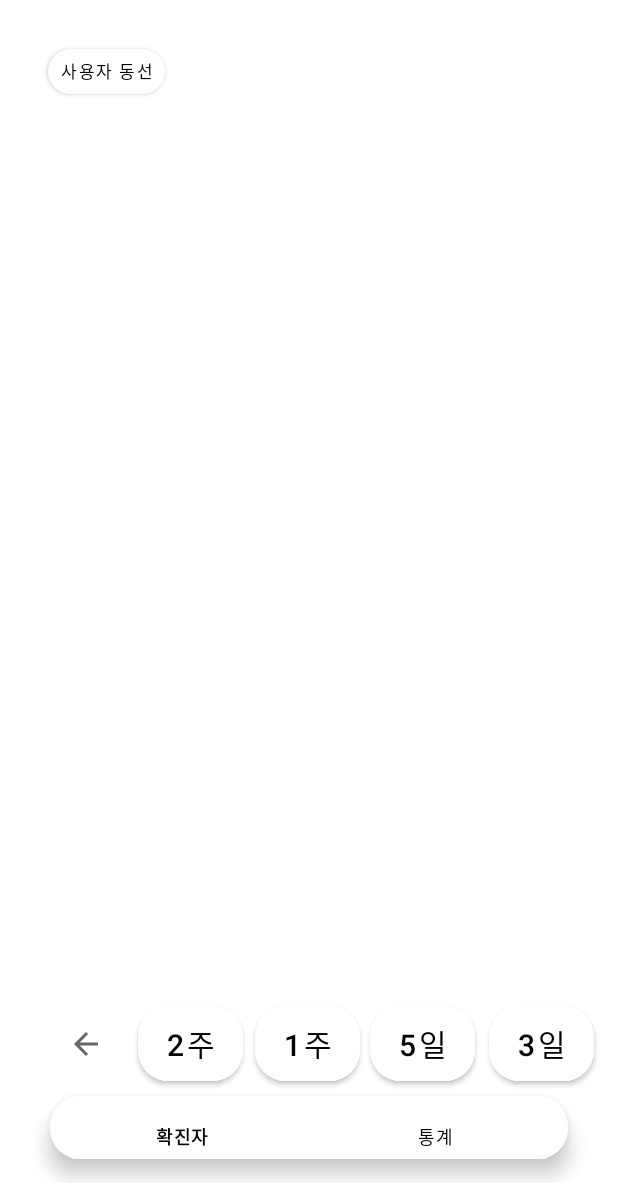
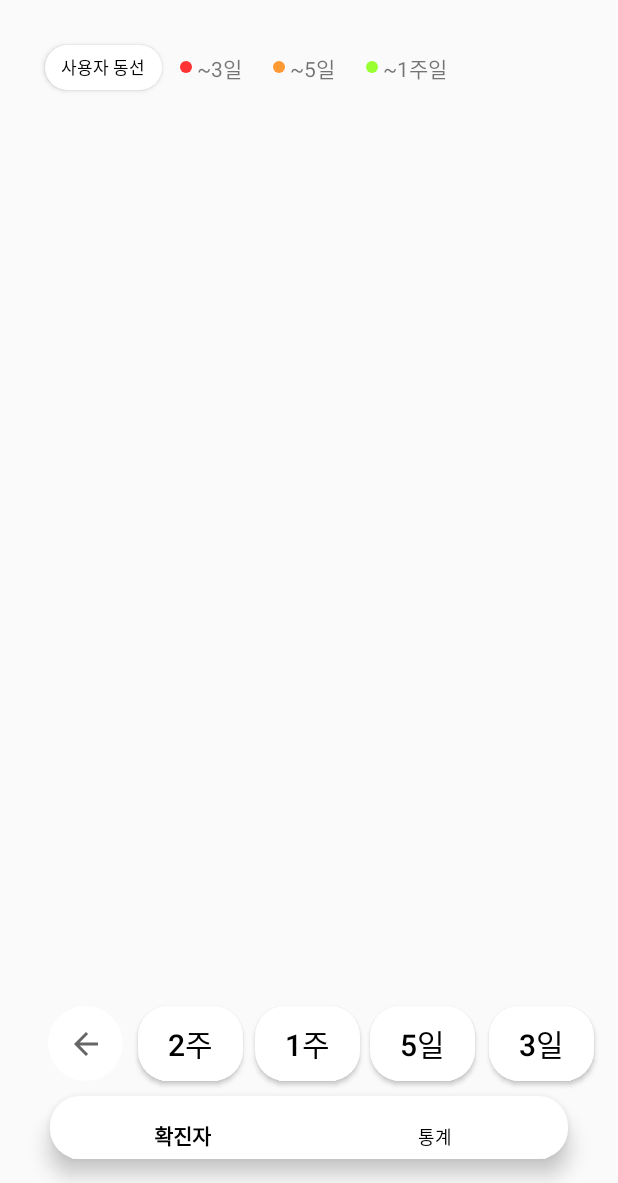
Before and after one commit to Yeonji-Lim/GSG_COVID-19infoApp, an Android app: the MapsActivityCurrentPlace screen opened directly, with no data from a screen before it, on a phone screen of 412 x 824 dp, the part 53-1236 px from its top. Run offline under Robolectric (Android 15) with nearby library versions, the light colour scheme and no system bars; 2 statements that could not run were skipped.

Commit message:
circle 정의 수정 rect->oval, marker color 상수 설정 마커설명추가

```diff
--- a/COVID_19info/app/src/main/res/drawable/circle.xml
+++ b/COVID_19info/app/src/main/res/drawable/circle.xml
@@ -1,6 +1,5 @@
 <?xml version="1.0" encoding="UTF-8"?>
 <shape xmlns:android="http://schemas.android.com/apk/res/android"
-    android:shape="rectangle" >
+    android:shape="oval" >
     <solid android:color="#ffffff" />
-    <corners android:radius="100dp" />
 </shape>
--- a/COVID_19info/app/src/main/res/layout/activity_maps.xml
+++ b/COVID_19info/app/src/main/res/layout/activity_maps.xml
@@ -7,15 +7,7 @@
     android:layout_height="match_parent"
 >
 
-    <fragment xmlns:android="http://schemas.android.com/apk/res/android"
-    xmlns:tools="http://schemas.android.com/tools"
-    android:id="@+id/map"
-    android:name="com.google.android.gms.maps.SupportMapFragment"
-    android:layout_width="match_parent"
-    android:layout_height="match_parent"
-    tools:context=".MapsActivityCurrentPlace" />
-
-<!--    <com.google.android.material.bottomnavigation.BottomNavigationView-->
+    <!--    <com.google.android.material.bottomnavigation.BottomNavigationView-->
 <!--    android:id="@+id/bottomNavigationView"-->
 <!--    android:layout_width="match_parent"-->
 <!--    android:layout_height="wrap_content"-->
@@ -24,6 +16,15 @@
 <!--    app:menu="@menu/bottom_navigation_menu"-->
 <!--    app:itemBackground="@android:color/white"-->
 <!--        />-->
+
+    <fragment
+        android:id="@+id/map"
+        android:name="com.google.android.gms.maps.SupportMapFragment"
+        android:layout_width="match_parent"
+        android:layout_height="match_parent"
+        tools:context=".MapsActivityCurrentPlace"
+        tools:layout_editor_absoluteX="82dp"
+        tools:layout_editor_absoluteY="29dp" />
 
     <com.google.android.material.bottomnavigation.BottomNavigationView
         android:id="@+id/bottomNavigationView"
@@ -125,12 +126,25 @@
         app:layout_constraintEnd_toEndOf="parent"
         app:srcCompat="?attr/homeAsUpIndicator" />
 
+    <LinearLayout
+        android:layout_width="376dp"
+        android:layout_height="8dp"
+        android:layout_marginEnd="32dp"
+        android:layout_marginBottom="228dp"
+        android:orientation="horizontal"
+        app:layout_constraintBottom_toBottomOf="parent"
+        app:layout_constraintEnd_toEndOf="parent">
+
+
+    </LinearLayout>
+
+
     <Button
         android:id="@+id/changeView"
         android:layout_width="78dp"
         android:layout_height="30dp"
-        android:layout_marginStart="32dp"
-        android:layout_marginTop="68dp"
+        android:layout_marginStart="30dp"
+        android:layout_marginTop="65dp"
         android:background="@drawable/user_route_button"
         android:minWidth="0dp"
         android:minHeight="0dp"
@@ -143,14 +157,63 @@
         app:layout_constraintTop_toTopOf="parent" />
 
     <LinearLayout
-        android:layout_width="376dp"
-        android:layout_height="8dp"
-        android:layout_marginEnd="32dp"
-        android:layout_marginBottom="228dp"
+        android:layout_width="200dp"
+        android:layout_height="20dp"
+        android:layout_marginTop="70dp"
+        android:layout_marginStart="120dp"
+        android:gravity="center"
         android:orientation="horizontal"
-        app:layout_constraintBottom_toBottomOf="parent"
-        app:layout_constraintEnd_toEndOf="parent">
+        app:layout_constraintStart_toStartOf="parent"
+        app:layout_constraintTop_toTopOf="parent">
 
+
+        <ImageView
+            android:id="@+id/marker_info_color0"
+            android:layout_width="8dp"
+            android:layout_height="8dp"
+            android:layout_weight="0.005"
+            android:width="2dp"
+            android:background="@drawable/circle"
+            android:backgroundTint="@color/marker_red" />
+
+        <TextView
+            android:id="@+id/marker_info0"
+            android:layout_width="wrap_content"
+            android:layout_height="wrap_content"
+            android:layout_weight="1"
+            android:text=" ~3일" />
+
+        <ImageView
+            android:id="@+id/marker_info_color1"
+            android:layout_width="8dp"
+            android:layout_height="8dp"
+            android:layout_weight="0.005"
+            android:width="2dp"
+            android:background="@drawable/circle"
+            android:backgroundTint="@color/marker_orange" />
+
+        <TextView
+            android:id="@+id/marker_info1"
+            android:layout_width="wrap_content"
+            android:layout_height="wrap_content"
+            android:layout_weight="1"
+            android:text=" ~5일" />
+
+        <ImageView
+            android:id="@+id/marker_info_color2"
+            android:layout_width="8dp"
+            android:layout_height="8dp"
+            android:layout_weight="0.005"
+            android:width="2dp"
+            android:background="@drawable/circle"
+            android:backgroundTint="@color/marker_green" />
+
+        <TextView
+            android:id="@+id/marker_info3"
+            android:layout_width="wrap_content"
+            android:layout_height="wrap_content"
+            android:layout_weight="1"
+            android:text=" ~1주일" />
 
     </LinearLayout>
 
--- a/COVID_19info/app/src/main/res/values/colors.xml
+++ b/COVID_19info/app/src/main/res/values/colors.xml
@@ -7,4 +7,7 @@
     <color name="teal_700">#FF018786</color>
     <color name="black">#FF000000</color>
     <color name="white">#FFFFFFFF</color>
+    <color name="marker_red">#ff3333</color>
+    <color name="marker_orange">#ff9933</color>
+    <color name="marker_green">#99ff33</color>
 </resources>
--- a/COVID_19info/app/src/main/res/values/themes.xml
+++ b/COVID_19info/app/src/main/res/values/themes.xml
@@ -1,6 +1,7 @@
 <resources xmlns:tools="http://schemas.android.com/tools">
     <!-- Base application theme. -->
-    <style name="Theme.COVID_19info" parent="Theme.MaterialComponents.DayNight.DarkActionBar">
+<!--    <style name="Theme.COVID_19info" parent="Theme.MaterialComponents.DayNight.DarkActionBar">-->
+    <style name="Theme.COVID_19info" parent="Theme.AppCompat.Light">
         <!-- Primary brand color. -->
         <item name="colorPrimary">@color/purple_500</item>
         <item name="colorPrimaryVariant">@color/purple_700</item>
```
